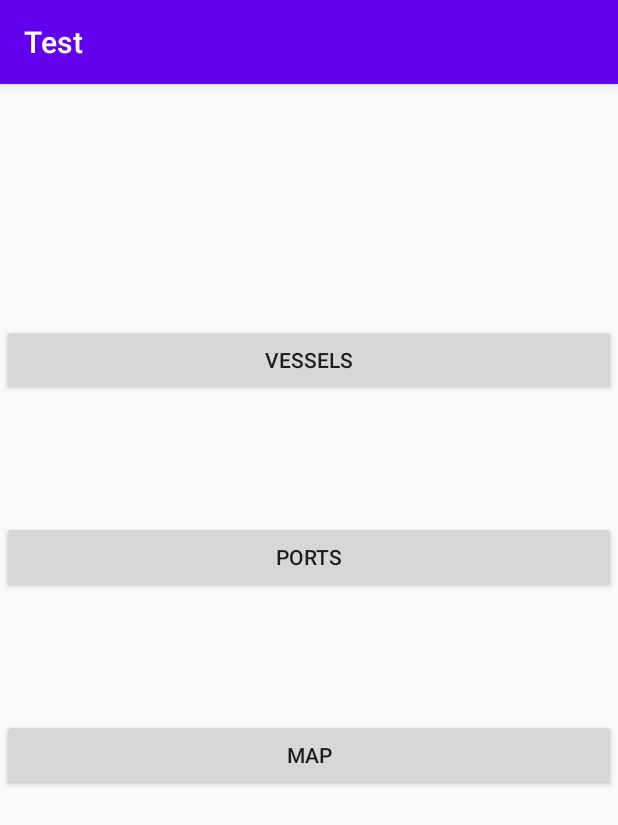
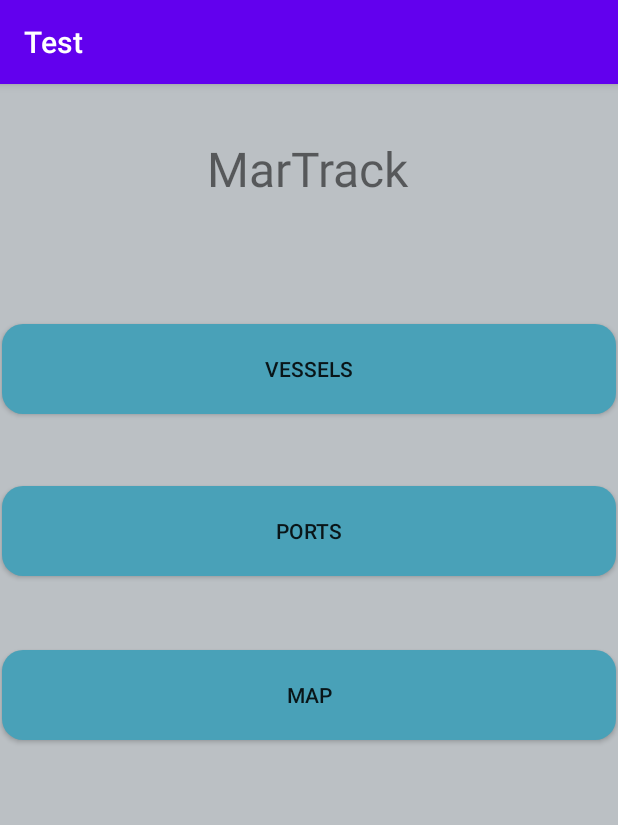
Before and after one commit to AaronSwin/Martrack, an Android app: the screen it shows after launch (MainActivity), on a phone screen of 412 x 824 dp. Shown: the top 825 px of the screen. Run offline under Robolectric (Android 15) with nearby library versions, the phone set to English and light mode, and no system bars; our stand-ins replace Volley; network calls fail; 2 statements that could not run were skipped.

Commit message:
Menu Altered, Colour and Button Background added

```diff
--- /dev/null
+++ b/app/src/main/res/drawable/button_background.xml
@@ -0,0 +1,19 @@
+<?xml version="1.0" encoding="utf-8"?>
+<shape xmlns:android="http://schemas.android.com/apk/res/android" android:shape="rectangle" >
+    <corners
+        android:radius="14dp"
+        />
+    <solid
+        android:color="#49a1b8"
+        />
+    <padding
+        android:left="0dp"
+        android:top="0dp"
+        android:right="0dp"
+        android:bottom="0dp"
+        />
+    <size
+        android:width="270dp"
+        android:height="60dp"
+        />
+</shape>
--- a/app/src/main/res/layout/activity_main.xml
+++ b/app/src/main/res/layout/activity_main.xml
@@ -4,13 +4,15 @@
     xmlns:tools="http://schemas.android.com/tools"
     android:layout_width="match_parent"
     android:layout_height="match_parent"
-    tools:context=".MainActivity">
+    tools:context=".MainActivity"
+    android:background="@color/backGrey">
 
     <Button
         android:id="@+id/btnVessels"
         android:layout_width="409dp"
         android:layout_height="wrap_content"
         android:layout_marginTop="160dp"
+        android:background="@drawable/button_background"
         android:text="Vessels"
         app:layout_constraintEnd_toEndOf="parent"
         app:layout_constraintHorizontal_bias="0.498"
@@ -21,10 +23,10 @@
         android:id="@+id/btnPorts"
         android:layout_width="409dp"
         android:layout_height="wrap_content"
-        android:layout_marginTop="83dp"
+        android:layout_marginTop="48dp"
+        android:background="@drawable/button_background"
         android:text="Ports"
         app:layout_constraintEnd_toEndOf="parent"
-        app:layout_constraintHorizontal_bias="0.498"
         app:layout_constraintStart_toStartOf="parent"
         app:layout_constraintTop_toBottomOf="@+id/btnVessels" />
 
@@ -32,13 +34,26 @@
         android:id="@+id/btnMap"
         android:layout_width="409dp"
         android:layout_height="wrap_content"
-        android:layout_marginTop="84dp"
+        android:layout_marginTop="49dp"
+        android:background="@drawable/button_background"
         android:text="Map"
         app:layout_constraintBottom_toBottomOf="parent"
         app:layout_constraintEnd_toEndOf="parent"
-        app:layout_constraintHorizontal_bias="0.498"
         app:layout_constraintStart_toStartOf="parent"
         app:layout_constraintTop_toBottomOf="@+id/btnPorts"
         app:layout_constraintVertical_bias="0.0" />
 
+    <TextView
+        android:id="@+id/txtMartrack"
+        android:layout_width="wrap_content"
+        android:layout_height="wrap_content"
+        android:text="MarTrack"
+        app:layout_constraintBottom_toTopOf="@+id/btnVessels"
+        app:layout_constraintEnd_toEndOf="parent"
+        app:layout_constraintHorizontal_bias="0.498"
+        app:layout_constraintStart_toStartOf="parent"
+        app:layout_constraintTop_toTopOf="parent"
+        app:layout_constraintVertical_bias="0.297"
+        android:textSize="32dp"/>
+
 </androidx.constraintlayout.widget.ConstraintLayout>
--- a/app/src/main/res/values/colors.xml
+++ b/app/src/main/res/values/colors.xml
@@ -3,4 +3,5 @@
     <color name="colorPrimary">#6200EE</color>
     <color name="colorPrimaryDark">#3700B3</color>
     <color name="colorAccent">#03DAC5</color>
+    <color name="backGrey">#bbc0c4</color>
 </resources>
```
